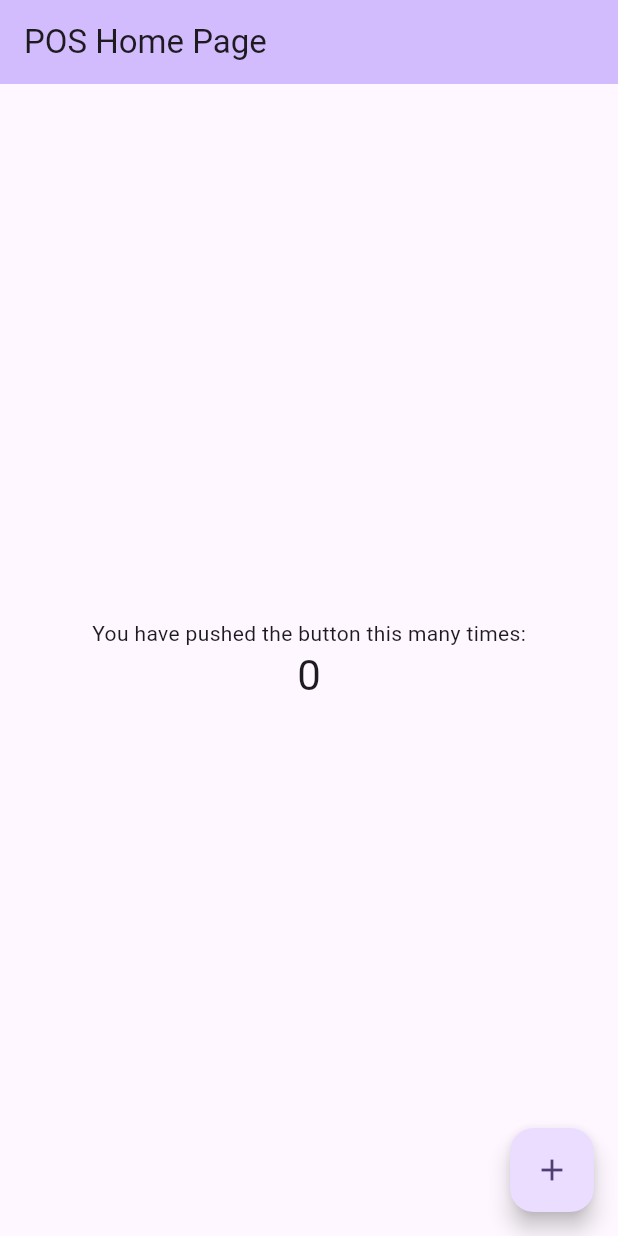
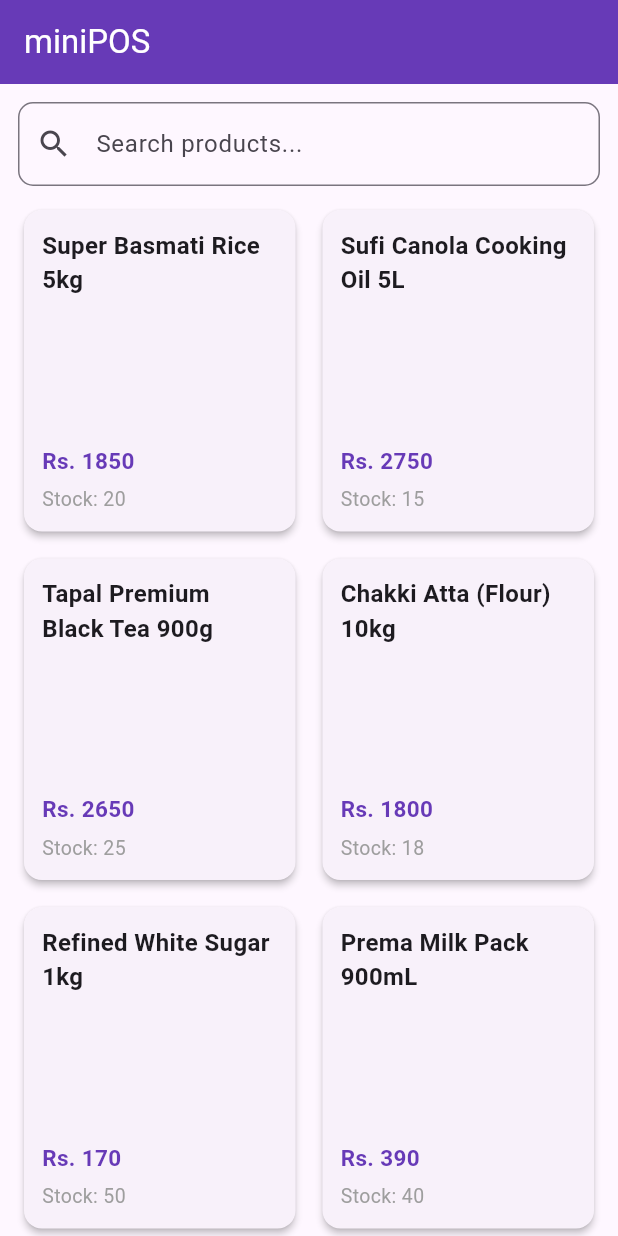
Before and after one commit to salman-gorsi/miniPOS, a Flutter app: the screen it shows after launch, on a phone screen of 412 x 824 dp. Run offline on Flutter 3.47's test engine with Material 3 defaults, Android fonts, the phone set to English and light mode, and no system bars; our stand-ins replace shared_preferences.

Commit message:
Build product listing screen with live search filter

```diff
--- a/lib/main.dart
+++ b/lib/main.dart
@@ -1,4 +1,7 @@
 import 'package:flutter/material.dart';
+import 'package:provider/provider.dart';
+import 'providers/pos_provider.dart';
+import 'screens/pos_screen.dart';
 
 void main() {
   runApp(const MyApp());
@@ -7,116 +10,19 @@ void main() {
 class MyApp extends StatelessWidget {
   const MyApp({super.key});
 
-  // This widget is the root of your application.
   @override
   Widget build(BuildContext context) {
-    return MaterialApp(
-      debugShowCheckedModeBanner: false, //Adding this line just to remove Debug at top right corner
-      title: 'Flutter Demo',
-      theme: ThemeData(
-        // This is the theme of your application.
-        //
-        // TRY THIS: Try running your application with "flutter run". You'll see
-        // the application has a purple toolbar. Then, without quitting the app,
-        // try changing the seedColor in the colorScheme below to Colors.green
-        // and then invoke "hot reload" (save your changes or press the "hot
-        // reload" button in a Flutter-supported IDE, or press "r" if you used
-        // the command line to start the app).
-        //
-        // Notice that the counter didn't reset back to zero; the application
-        // state is not lost during the reload. To reset the state, use hot
-        // restart instead.
-        //
-        // This works for code too, not just values: Most code changes can be
-        // tested with just a hot reload.
-        colorScheme: .fromSeed(seedColor: Colors.deepPurple),
-      ),
-      home: const MyHomePage(title: 'POS Home Page'),
-    );
-  }
-}
-
-class MyHomePage extends StatefulWidget {
-  const MyHomePage({super.key, required this.title});
-
-  // This widget is the home page of your application. It is stateful, meaning
-  // that it has a State object (defined below) that contains fields that affect
-  // how it looks.
-
-  // This class is the configuration for the state. It holds the values (in this
-  // case the title) provided by the parent (in this case the App widget) and
-  // used by the build method of the State. Fields in a Widget subclass are
-  // always marked "final".
-
-  final String title;
-
-  @override
-  State<MyHomePage> createState() => _MyHomePageState();
-}
-
-class _MyHomePageState extends State<MyHomePage> {
-  int _counter = 0;
-
-  void _incrementCounter() {
-    setState(() {
-      // This call to setState tells the Flutter framework that something has
-      // changed in this State, which causes it to rerun the build method below
-      // so that the display can reflect the updated values. If we changed
-      // _counter without calling setState(), then the build method would not be
-      // called again, and so nothing would appear to happen.
-      _counter++;
-    });
-  }
-
-  @override
-  Widget build(BuildContext context) {
-    // This method is rerun every time setState is called, for instance as done
-    // by the _incrementCounter method above.
-    //
-    // The Flutter framework has been optimized to make rerunning build methods
-    // fast, so that you can just rebuild anything that needs updating rather
-    // than having to individually change instances of widgets.
-    return Scaffold(
-      appBar: AppBar(
-        // TRY THIS: Try changing the color here to a specific color (to
-        // Colors.amber, perhaps?) and trigger a hot reload to see the AppBar
-        // change color while the other colors stay the same.
-        backgroundColor: Theme.of(context).colorScheme.inversePrimary,
-        // Here we take the value from the MyHomePage object that was created by
-        // the App.build method, and use it to set our appbar title.
-        title: Text(widget.title),
-      ),
-      body: Center(
-        // Center is a layout widget. It takes a single child and positions it
-        // in the middle of the parent.
-        child: Column(
-          // Column is also a layout widget. It takes a list of children and
-          // arranges them vertically. By default, it sizes itself to fit its
-          // children horizontally, and tries to be as tall as its parent.
-          //
-          // Column has various properties to control how it sizes itself and
-          // how it positions its children. Here we use mainAxisAlignment to
-          // center the children vertically; the main axis here is the vertical
-          // axis because Columns are vertical (the cross axis would be
-          // horizontal).
-          //
-          // TRY THIS: Invoke "debug painting" (choose the "Toggle Debug Paint"
-          // action in the IDE, or press "p" in the console), to see the
-          // wireframe for each widget.
-          mainAxisAlignment: .center,
-          children: [
-            const Text('You have pushed the button this many times:'),
-            Text(
-              '$_counter',
-              style: Theme.of(context).textTheme.headlineMedium,
-            ),
-          ],
+    // WHY: ChangeNotifierProvider wraps the app so any child screen can access PosProvider state and methods.
+    return ChangeNotifierProvider(
+      create: (context) => PosProvider()..loadProducts(),
+      child: MaterialApp(
+        debugShowCheckedModeBanner: false,
+        title: 'miniPOS',
+        theme: ThemeData(
+          colorScheme: ColorScheme.fromSeed(seedColor: Colors.deepPurple),
+          useMaterial3: true,
         ),
-      ),
-      floatingActionButton: FloatingActionButton(
-        onPressed: _incrementCounter,
-        tooltip: 'Increment',
-        child: const Icon(Icons.add),
+        home: const PosScreen(),
       ),
     );
   }
--- /dev/null
+++ b/lib/providers/pos_provider.dart
@@ -0,0 +1,48 @@
+import 'package:flutter/foundation.dart';
+import '../models/product.dart';
+import '../services/storage_service.dart';
+
+class PosProvider extends ChangeNotifier {
+  final StorageService _storageService = StorageService();
+
+  List<Product> _products = [];
+  bool _isLoading = false;
+  String _searchQuery = '';
+
+  List<Product> get products => _products;
+  bool get isLoading => _isLoading;
+  String get searchQuery => _searchQuery;
+
+  // WHY: Returns filtered products based on the user's search query matching product names (case-insensitive).
+  List<Product> get filteredProducts {
+    if (_searchQuery.trim().isEmpty) {
+      return _products;
+    }
+    final query = _searchQuery.toLowerCase();
+    return _products.where((product) {
+      return product.name.toLowerCase().contains(query);
+    }).toList();
+  }
+
+  // WHY: Asynchronously loads products from StorageService (which falls back to assets/products.json on first launch) and updates loading state.
+  Future<void> loadProducts() async {
+    _isLoading = true;
+    notifyListeners();
+
+    try {
+      _products = await _storageService.loadProducts();
+    } catch (e) {
+      // WHY: In case of error loading products, we ensure products list is empty and notify listeners.
+      _products = [];
+    } finally {
+      _isLoading = false;
+      notifyListeners();
+    }
+  }
+
+  // WHY: Updates the active search query and notifies listeners so the product list updates in real time.
+  void setSearchQuery(String query) {
+    _searchQuery = query;
+    notifyListeners();
+  }
+}
--- /dev/null
+++ b/lib/screens/pos_screen.dart
@@ -0,0 +1,142 @@
+import 'package:flutter/material.dart';
+import 'package:provider/provider.dart';
+import '../providers/pos_provider.dart';
+
+class PosScreen extends StatefulWidget {
+  const PosScreen({super.key});
+
+  @override
+  State<PosScreen> createState() => _PosScreenState();
+}
+
+class _PosScreenState extends State<PosScreen> {
+  final TextEditingController _searchController = TextEditingController();
+
+  @override
+  void dispose() {
+    _searchController.dispose();
+    super.dispose();
+  }
+
+  @override
+  Widget build(BuildContext context) {
+    final posProvider = Provider.of<PosProvider>(context);
+
+    return Scaffold(
+      appBar: AppBar(
+        title: const Text('miniPOS'),
+        backgroundColor: Colors.deepPurple,
+        foregroundColor: Colors.white,
+      ),
+      body: posProvider.isLoading
+          ? const Center(child: CircularProgressIndicator())
+          : Column(
+              children: [
+                // WHY: Search bar at the top allows cashiers to quickly search products by name in real time.
+                Padding(
+                  padding: const EdgeInsets.all(12.0),
+                  child: TextField(
+                    controller: _searchController,
+                    onChanged: (value) {
+                      posProvider.setSearchQuery(value);
+                    },
+                    decoration: InputDecoration(
+                      labelText: 'Search products...',
+                      prefixIcon: const Icon(Icons.search),
+                      suffixIcon: _searchController.text.isNotEmpty
+                          ? IconButton(
+                              icon: const Icon(Icons.clear),
+                              onPressed: () {
+                                _searchController.clear();
+                                posProvider.setSearchQuery('');
+                              },
+                            )
+                          : null,
+                      border: OutlineInputBorder(
+                        borderRadius: BorderRadius.circular(10.0),
+                      ),
+                    ),
+                  ),
+                ),
+                // WHY: Display products in a clean grid layout representing a point of sale product catalog.
+                Expanded(
+                  child: posProvider.filteredProducts.isEmpty
+                      ? const Center(
+                          child: Text(
+                            'No products found',
+                            style: TextStyle(fontSize: 16, color: Colors.grey),
+                          ),
+                        )
+                      : GridView.builder(
+                          padding: const EdgeInsets.symmetric(horizontal: 12.0),
+                          gridDelegate: const SliverGridDelegateWithFixedCrossAxisCount(
+                            crossAxisCount: 2,
+                            childAspectRatio: 0.85,
+                            crossAxisSpacing: 10,
+                            mainAxisSpacing: 10,
+                          ),
+                          itemCount: posProvider.filteredProducts.length,
+                          itemBuilder: (context, index) {
+                            final product = posProvider.filteredProducts[index];
+                            final isOutOfStock = product.stock == 0;
+
+                            return Card(
+                              elevation: 2,
+                              shape: RoundedRectangleBorder(
+                                borderRadius: BorderRadius.circular(12),
+                              ),
+                              child: Padding(
+                                padding: const EdgeInsets.all(12.0),
+                                child: Column(
+                                  crossAxisAlignment: CrossAxisAlignment.start,
+                                  children: [
+                                    // Product Name
+                                    Text(
+                                      product.name,
+                                      style: const TextStyle(
+                                        fontSize: 16,
+                                        fontWeight: FontWeight.bold,
+                                      ),
+                                      maxLines: 2,
+                                      overflow: TextOverflow.ellipsis,
+                                    ),
+                                    const Spacer(),
+                                    // Price formatted in Pakistani Rupees (Rs.)
+                                    Text(
+                                      'Rs. ${product.price.toStringAsFixed(0)}',
+                                      style: const TextStyle(
+                                        fontSize: 15,
+                                        fontWeight: FontWeight.w600,
+                                        color: Colors.deepPurple,
+                                      ),
+                                    ),
+                                    const SizedBox(height: 6),
+                                    // Stock status (Red if 0)
+                                    isOutOfStock
+                                        ? const Text(
+                                            'Out of Stock',
+                                            style: TextStyle(
+                                              color: Colors.red,
+                                              fontWeight: FontWeight.bold,
+                                              fontSize: 13,
+                                            ),
+                                          )
+                                        : Text(
+                                            'Stock: ${product.stock}',
+                                            style: const TextStyle(
+                                              color: Colors.grey,
+                                              fontSize: 13,
+                                            ),
+                                          ),
+                                  ],
+                                ),
+                              ),
+                            );
+                          },
+                        ),
+                ),
+              ],
+            ),
+    );
+  }
+}
```
Also changed, not shown: 1 other file.
